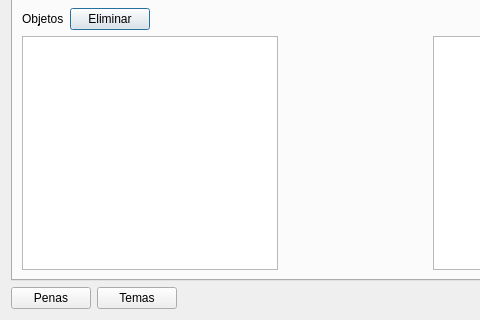
The window that gui/dlgordenanzaentrada.ui (rogorido/qtpredicadores) describes before a commit, drawn with Qt 5; both pictures show x 0 to 480 and y 123 to 443 of the 711 by 443 pixel window.
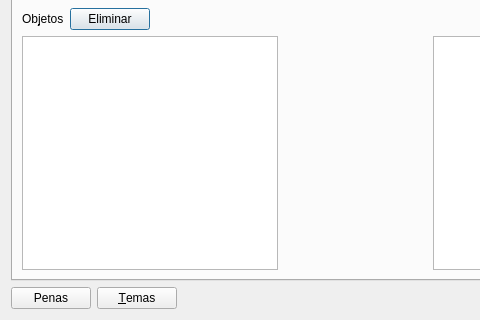
The same window after the commit. Custom widgets are drawn as their Qt base class.

```diff
--- a/gui/dlgordenanzaentrada.ui
+++ b/gui/dlgordenanzaentrada.ui
@@ -322,7 +322,7 @@
      <item>
       <widget class="QPushButton" name="btTemas">
        <property name="text">
-        <string>Temas</string>
+        <string>&amp;Temas</string>
        </property>
       </widget>
      </item>
```
